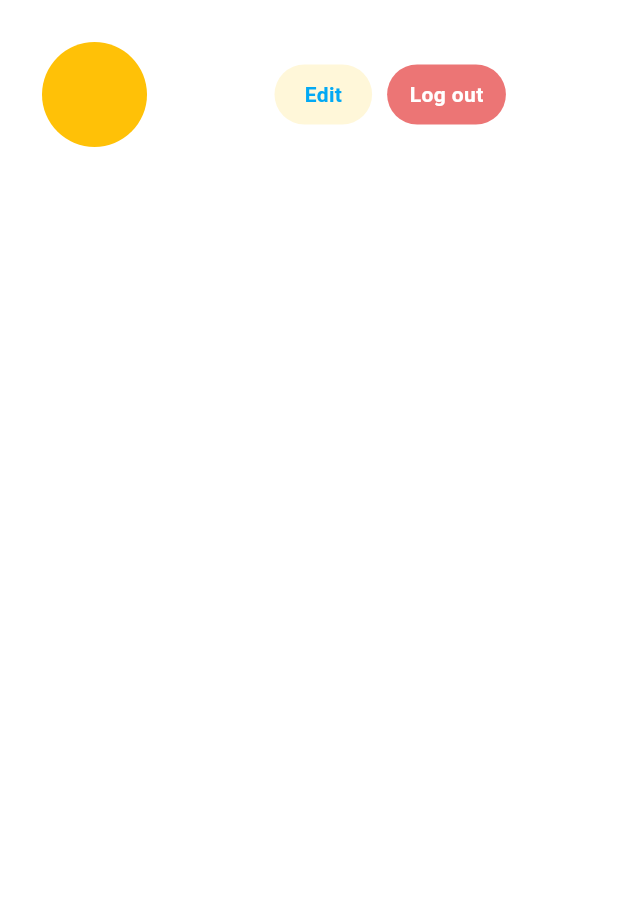
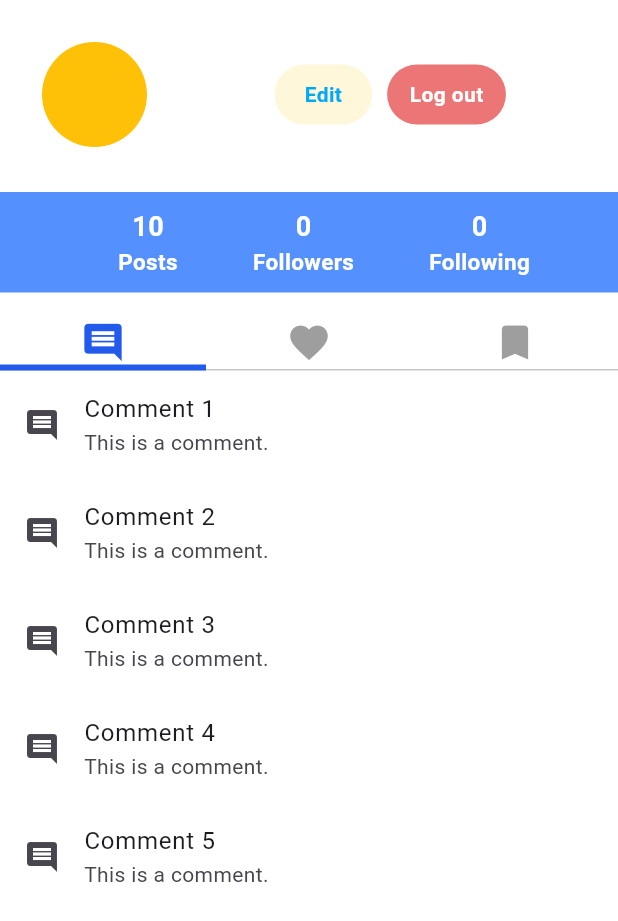
Before and after one commit to wijit1/ITDS283-TinyQ, a Flutter app: the ProfileScreen screen opened directly, on a phone screen of 412 x 824 dp. Shown: the top 921 px of the screen. Run offline on Flutter 3.47's test engine with Material 3 defaults, Android fonts, the phone set to English and light mode, and no system bars; drawn by our look-alikes of cached_network_image; our stand-ins replace cloud_firestore, date_format, firebase_auth, firebase_core, firebase_storage, flutter_screenutil and 2 more; missing offline and left inert: firebase_app_check; accounts and stored records are empty; network calls fail.

Commit message:
Add UI in Profile Screen

```diff
--- a/tinyq/lib/screen/profile_screen.dart
+++ b/tinyq/lib/screen/profile_screen.dart
@@ -81,13 +81,15 @@ class _ProfileScreenState extends State<ProfileScreen> {
                                         fontWeight: FontWeight.bold),
                                   ),
                                 ),
-                                SizedBox(width: 10,),
+                                SizedBox(
+                                  width: 10,
+                                ),
                                 Container(
                                   padding: const EdgeInsets.symmetric(
                                       horizontal: 15, vertical: 10),
                                   decoration: BoxDecoration(
-                                    color:
-                                         const Color.fromARGB(255, 236, 117, 117), // สีเหลืองอ่อน
+                                    color: const Color.fromARGB(
+                                        255, 236, 117, 117), // สีเหลืองอ่อน
                                     borderRadius: BorderRadius.circular(20),
                                   ),
                                   child: Text(
@@ -99,6 +101,92 @@ class _ProfileScreenState extends State<ProfileScreen> {
                                 ),
                               ],
                             ),
+                          ),
+                          Container(
+                            margin: EdgeInsets.only(top: 2),
+                            decoration: BoxDecoration(color: Color(0xFF5590FF)),
+                            padding: EdgeInsets.symmetric(
+                                vertical: 10, horizontal: 15),
+                            child: Row(
+                              mainAxisAlignment: MainAxisAlignment.center,
+                              children: [
+                                SizedBox(
+                                  width: 40,
+                                ),
+                                Count('10', 'Posts'),
+                                SizedBox(
+                                  width: 50,
+                                ),
+                                Count(
+                                    snapshot.data!.followers.length.toString(),
+                                    "Followers"),
+                                SizedBox(
+                                  width: 50,
+                                ),
+                                Count(
+                                    snapshot.data!.following.length.toString(),
+                                    "Following"),
+                                SizedBox(
+                                  width: 20,
+                                ),
+                              ],
+                            ),
+                          ),
+                          SizedBox(
+                            width: double.infinity,
+                            child: Padding(
+                              padding: const EdgeInsets.only(top: 18),
+                              child: TabBar(
+                                  unselectedLabelColor: Colors.grey,
+                                  labelColor: Color(0xFF225AEB),
+                                  indicatorColor: Color(0xFF225AEB),
+                                  indicatorSize: TabBarIndicatorSize.tab,
+                                  indicatorWeight: 4.0,
+                                  tabs: [
+                                    Icon(
+                                      Icons.comment,
+                                      size: 30,
+                                    ),
+                                    Icon(
+                                      Icons.favorite,
+                                      size: 30,
+                                    ),
+                                    Icon(Icons.bookmark, size: 30),
+                                  ]),
+                            ),
+                          ),
+                          SizedBox(
+                            height: MediaQuery.of(context).size.height,
+                            child: TabBarView(children:
+                            [
+                              ListView.builder(
+                                itemCount: 5,
+                                itemBuilder: (context, index) {
+                                return ListTile(
+                                  leading: Icon(Icons.comment),
+                                  title: Text('Comment ${index + 1}'),
+                                  subtitle: Text('This is a comment.'),
+                                );
+                              }),
+                              ListView.builder(
+                                itemCount: 5,
+                                itemBuilder: (context, index) {
+                                return ListTile(
+                                  leading: Icon(Icons.comment),
+                                  title: Text('Comment ${index + 1}'),
+                                  subtitle: Text('This is a comment.'),
+                                );
+                              }),
+                              ListView.builder(
+                                itemCount: 5,
+                                itemBuilder: (context, index) {
+                                return ListTile(
+                                  leading: Icon(Icons.comment),
+                                  title: Text('Comment ${index + 1}'),
+                                  subtitle: Text('This is a comment.'),
+                                );
+                              }),
+                            ]),
                           )
                         ],
                       ),
@@ -110,4 +198,21 @@ class _ProfileScreenState extends State<ProfileScreen> {
       ),
     );
   }
+
+  Column Count(String number, String name) {
+    return Column(
+      children: [
+        Text(
+          number,
+          style: TextStyle(
+              fontSize: 18, fontWeight: FontWeight.bold, color: Colors.white),
+        ),
+        Text(
+          name,
+          style: TextStyle(
+              fontSize: 15, fontWeight: FontWeight.bold, color: Colors.white),
+        )
+      ],
+    );
+  }
 }
```
